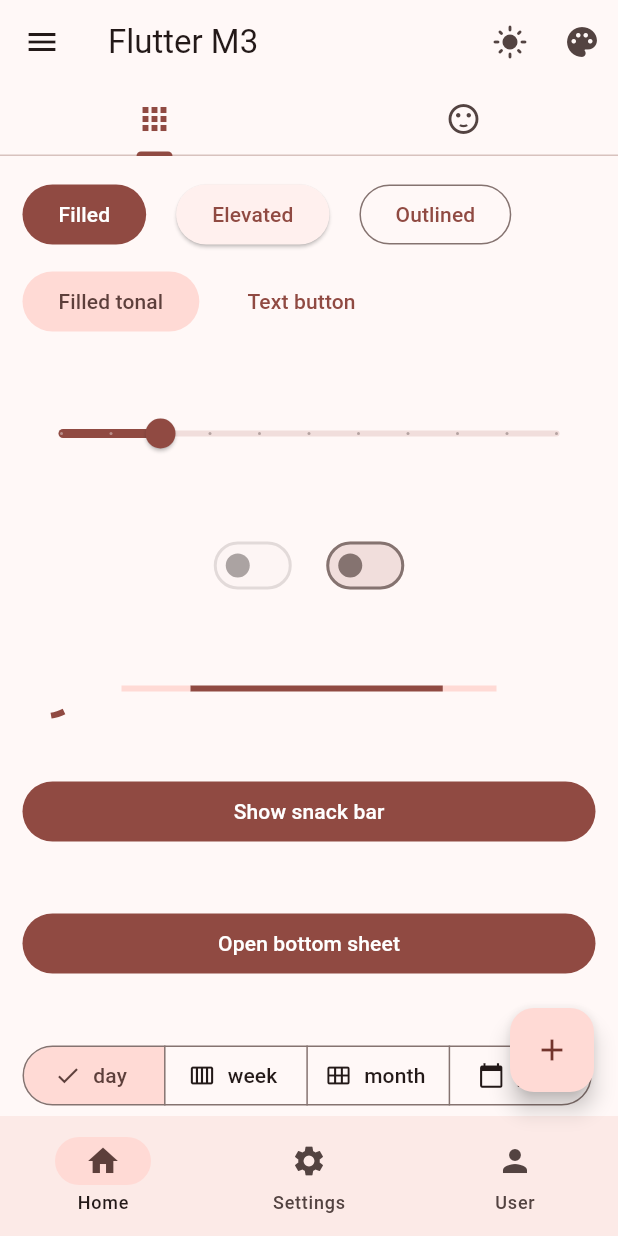
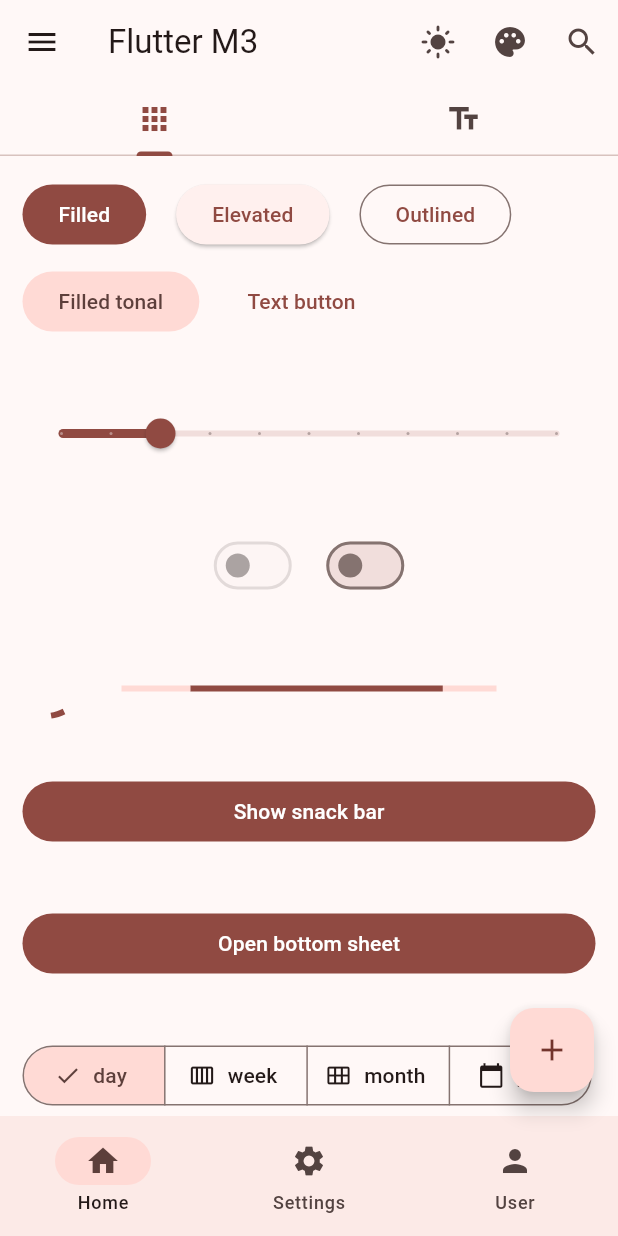
Before and after one commit to carllosnc/flutter_m3, a Flutter app: the screen it shows after launch, on a phone screen of 412 x 824 dp. Run offline on Flutter 3.47's test engine with Material 2 defaults, Android fonts, the phone set to English and light mode, and no system bars; our stand-ins replace flutter_colorpicker.

Commit message:
update: main page

```diff
--- a/lib/app.dart
+++ b/lib/app.dart
@@ -1,8 +1,11 @@
 import 'package:flutter/material.dart';
 import 'package:flutter_m3/components/drawer.dart';
 import 'package:flutter_m3/tabs/main_tab.dart';
+import 'package:flutter_m3/tabs/text_tab.dart';
+import 'package:flutter_m3/theme.dart';
 
 import 'components/color_picker.dart';
+import 'components/search_bar.dart';
 
 class App extends StatefulWidget {
   const App({super.key});
@@ -20,11 +23,7 @@
     return MaterialApp(
       title: "M3 custom",
       debugShowCheckedModeBanner: false,
-      theme: ThemeData(
-        useMaterial3: true,
-        colorSchemeSeed: _color,
-        brightness: _dark ? Brightness.dark : Brightness.light,
-      ),
+      theme: appTheme(color: _color, isDark: _dark),
       home: DefaultTabController(
         length: 2,
         child: Scaffold(
@@ -43,12 +42,25 @@
                 setState(() {
                   _color = color;
                 });
-              })
+              }),
+              Builder(
+                builder: (context) {
+                  return IconButton(
+                    onPressed: () {
+                      showSearch(
+                        context: context,
+                        delegate: CustomSearchDelegate(),
+                      );
+                    },
+                    icon: const Icon(Icons.search),
+                  );
+                },
+              )
             ],
             bottom: const TabBar(
               tabs: [
                 Tab(icon: Icon(Icons.apps_rounded)),
-                Tab(icon: Icon(Icons.sentiment_satisfied)),
+                Tab(icon: Icon(Icons.text_fields)),
               ],
             ),
           ),
@@ -76,7 +88,7 @@
           body: const TabBarView(
             children: [
               MainTab(),
-              Center(child: Icon(Icons.sentiment_satisfied)),
+              TextTab(),
             ],
           ),
         ),
```
